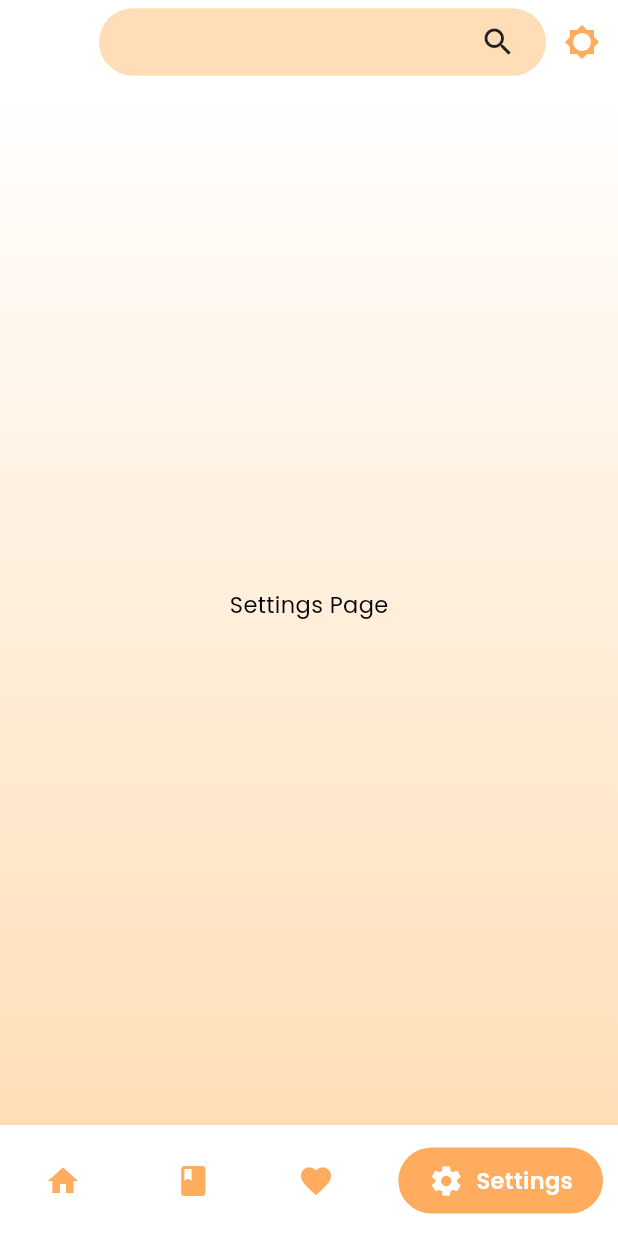
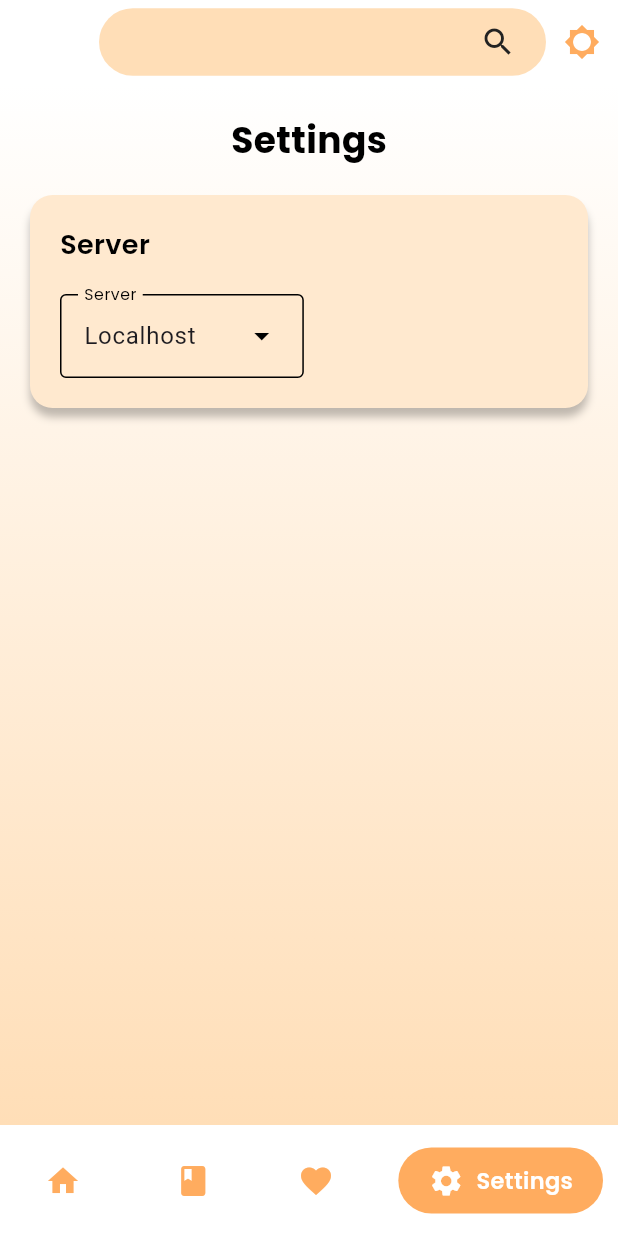
Before and after one commit to AkashP4769/reflect, a Flutter app: the screen it shows once a user with an empty profile is signed in, swiped to page 4, on a phone screen of 412 x 824 dp. Run offline on Flutter 3.47's test engine with Material 3 defaults, Android fonts, the phone set to English and light mode, and no system bars; drawn by our look-alikes of google_nav_bar; our stand-ins replace cached_network_image, chewie, firebase_auth, firebase_core, flutter_riverpod, flutter_spinkit and 5 more; missing offline and left inert: flutter_quill; accounts and stored records are empty; network calls fail.

```diff
--- a/lib/main.dart
+++ b/lib/main.dart
@@ -26,6 +26,7 @@ void main() async {
   Hive.init(dir.path);
   Hive.openBox('chapters');
   Hive.openBox('entries');
+  Hive.openBox('settings');
 
   runApp(const ProviderScope(child: MainApp()));
 }
--- a/lib/pages/settings.dart
+++ b/lib/pages/settings.dart
@@ -1,5 +1,6 @@
 import 'package:flutter_riverpod/flutter_riverpod.dart';
 import 'package:flutter/material.dart';
+import 'package:hive_flutter/hive_flutter.dart';
 import 'package:reflect/main.dart';
 
 class SettingsPage extends ConsumerStatefulWidget {
@@ -10,11 +11,28 @@ class SettingsPage extends ConsumerStatefulWidget {
 }
 
 class _HomePageState extends ConsumerState<SettingsPage> {
+  final settingBox = Hive.box('settings');
+  late String selectedServer;
+  final servers = {
+    'Localhost': 'http://192.168.29.226:3000/api',
+    'Vercel': 'https://reflect-server.vercel.app/api'
+  };
+
+  @override
+  void initState() {
+    // TODO: implement initState
+    super.initState();
+    final String server = settingBox.get('baseUrl', defaultValue: 'http://192.168.29.226:3000/api');
+    selectedServer = server;
+    setState(() {});
+  }
+
 
   @override
   Widget build(BuildContext context) {
     final themeData = ref.watch(themeManagerProvider);
     return Container(
+      padding: const EdgeInsets.symmetric(horizontal: 20),
       decoration: BoxDecoration(
         gradient: LinearGradient(
           begin: Alignment.topCenter,
@@ -22,13 +40,53 @@ class _HomePageState extends ConsumerState<SettingsPage> {
           colors: [themeData.colorScheme.tertiary, themeData.colorScheme.onTertiary]
         )
       ),
-      child: Center(
-        child: Column(
-          mainAxisAlignment: MainAxisAlignment.center,
-          children: [
-            Text('Settings Page'),
-          ],
-        ),
+      child: Column(
+        mainAxisAlignment: MainAxisAlignment.start,
+        children: [
+          const SizedBox(height: 20),
+          Text('Settings', style: themeData.textTheme.titleLarge),
+          const SizedBox(height: 20),
+          Container(
+            width: double.infinity,
+            padding: const EdgeInsets.symmetric(vertical: 20, horizontal: 20),
+            decoration: BoxDecoration(
+              color: themeData.colorScheme.secondaryContainer,
+              borderRadius: BorderRadius.circular(15),
+              boxShadow: const [
+                BoxShadow(
+                  color:  Color.fromARGB(64, 0, 0, 0),
+                  spreadRadius: 0,
+                  blurRadius: 4,
+                  offset: Offset(0, 6), // changes position of shadow
+                ),
+              ],
+            ),
+            child: Column(
+              crossAxisAlignment: CrossAxisAlignment.start,
+              children: [
+                Text('Server', style: themeData.textTheme.titleMedium),
+                const SizedBox(height: 20),
+                DropdownMenu<String?>(
+                  label: Text('Server', style: themeData.textTheme.titleSmall),
+                  initialSelection: selectedServer,
+                  dropdownMenuEntries: [
+                    DropdownMenuEntry(
+                      value: servers['Localhost'],
+                      label:  'Localhost'
+                    ),
+                    DropdownMenuEntry(
+                      value: servers['Vercel'],
+                      label:  'Vercel'
+                    ),
+                  ],
+                  onSelected: (String? value) {
+                    settingBox.put('baseUrl', value);
+                  },
+                )
+              ],
+            ),
+          )
+        ],
       ),
     );
   }
--- a/lib/services/chapter_service.dart
+++ b/lib/services/chapter_service.dart
@@ -7,6 +7,7 @@ import 'package:http/http.dart' as http;
 class ChapterService extends BackendServices {
   Future<List<Map<String, dynamic>>> getChapters() async {
     try{
+      print("baseurl: $baseUrl");
       final response = await http.get(Uri.parse('$baseUrl/chapters/${user!.uid}'));
       if(response.statusCode == 200){
         print(response.body);
```
Also changed, not shown: lib/components/setting/settingbutton.dart (added, +42 -0 lines), lib/services/backend_services.dart (+9 -2 lines).
